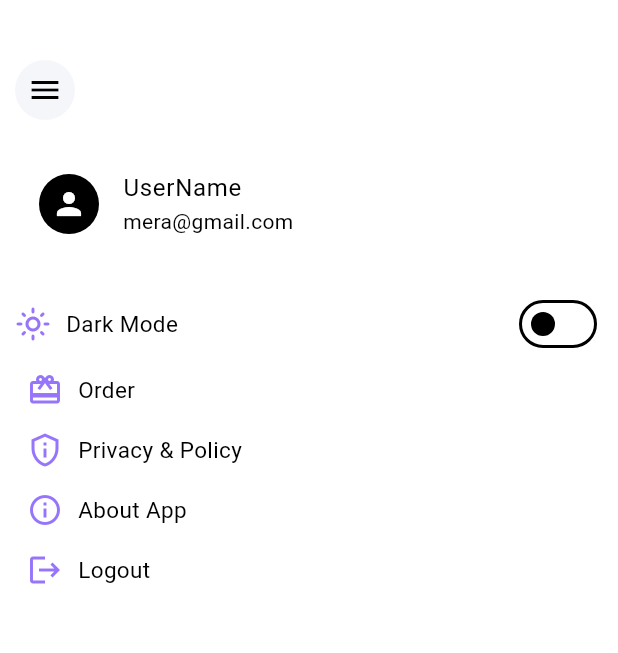
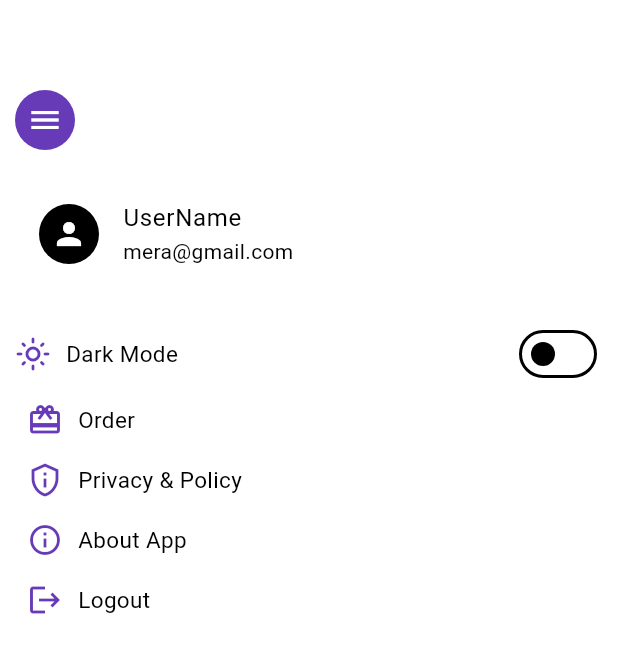
Before and after one commit to MeramHamdy/laza_mashro3, a Flutter app: the DrawerScreen screen opened directly, on a phone screen of 412 x 824 dp. Shown: the top 653 px of the screen. Run offline on Flutter 3.47's test engine with Material 3 defaults, Android fonts, the phone set to English and light mode, and no system bars; our stand-ins replace dio, equatable, flutter_bloc; network calls fail.

Commit message:
try to fix

```diff
--- a/lib/drawer_screen.dart
+++ b/lib/drawer_screen.dart
@@ -1,7 +1,5 @@
 import 'package:flutter/material.dart';
 import 'package:laza_mashro3/screens/about_app.dart';
-import 'package:laza_mashro3/screens/address_screen.dart';
-import 'package:laza_mashro3/theme_color/Colors.dart';
 import 'package:laza_mashro3/theme_color/themes_provider.dart';
 import 'package:laza_mashro3/screens/privacy_policy.dart';
 import 'package:provider/provider.dart';
@@ -14,24 +12,19 @@ class DrawerScreen extends StatelessWidget {
     final themeProvider = Provider.of<ThemesProvider>(context);
 
     return Scaffold(
-        backgroundColor: Theme.of(context).colorScheme.tertiary,
         body: Padding(
           padding: const EdgeInsets.all(10.0),
-          child:
-              Column(crossAxisAlignment: CrossAxisAlignment.start, children: [
+          child: Column(crossAxisAlignment: CrossAxisAlignment.start, children: [
             SizedBox(
-              height: 30,
+              height: 50,
             ),
             CircleAvatar(
-                backgroundColor: Theme.of(context).colorScheme.secondary,
+                backgroundColor: Colors.deepPurple,
                 child: IconButton(
                   onPressed: () {
                     Navigator.of(context).pop();
                   },
-                  icon: Icon(
-                    Icons.menu,
-                    color: Theme.of(context).colorScheme.primary,
-                  ),
+                  icon: Icon(Icons.menu),
                 )),
             SizedBox(
               height: 20,
@@ -52,7 +45,7 @@ class DrawerScreen extends StatelessWidget {
               children: [
                 Icon(
                   Icons.light_mode_outlined,
-                  color: mainColor,
+                  color: Colors.deepPurple,
                 ),
                 SizedBox(
                   width: 10,
@@ -67,31 +60,15 @@ class DrawerScreen extends StatelessWidget {
                   onChanged: (value) {
                     themeProvider.toggleThem();
                   },
-                  activeColor: mainColor,
-                  activeTrackColor: white,
+                  activeColor: Colors.deepPurple,
+                  activeTrackColor: Colors.white,
                 )
               ],
             ),
-            Roow(
-              icoon: Icons.card_giftcard,
-              txt: "Order",
-              widgetName: AboutApp(),
-            ),
-            Roow(
-              icoon: Icons.privacy_tip_outlined,
-              txt: "Privacy & Policy",
-              widgetName: PrivacyPolicy(),
-            ),
-            Roow(
-              icoon: Icons.info_outline,
-              txt: "About App",
-              widgetName: AboutApp(),
-            ),
-            Roow(
-              icoon: Icons.logout,
-              txt: "Logout",
-              widgetName: AddressScreen(),
-            ),
+            Roow(icoon: Icons.card_giftcard, txt: "Order",widgetName: AboutApp(),),
+            Roow(icoon: Icons.privacy_tip_outlined, txt: "Privacy & Policy",widgetName:PrivacyPolicy(),),
+            Roow(icoon: Icons.info_outline, txt: "About App",widgetName: AboutApp(),),
+            Roow(icoon: Icons.logout, txt: "Logout",widgetName: AboutApp(),),
             SizedBox(
               height: 50,
             ),
@@ -104,23 +81,20 @@ class Roow extends StatelessWidget {
   final IconData icoon;
   final String txt;
   final Widget widgetName;
-
-  Roow({required this.icoon, required this.txt, required this.widgetName});
+  Roow({required this.icoon, required this.txt,required this.widgetName});
 
   @override
   Widget build(BuildContext context) {
     return Padding(
       padding: const EdgeInsets.all(8.0),
       child: GestureDetector(
-        onTap: () {
-          Navigator.push(
-              context, MaterialPageRoute(builder: (context) => widgetName));
-        },
+        onTap:  (){  Navigator.push(context,
+            MaterialPageRoute(builder: (context) => widgetName));},
         child: Row(
           children: [
             Icon(
               icoon,
-              color: mainColor,
+              color: Colors.deepPurple,
             ),
             SizedBox(
               width: 10,
```
